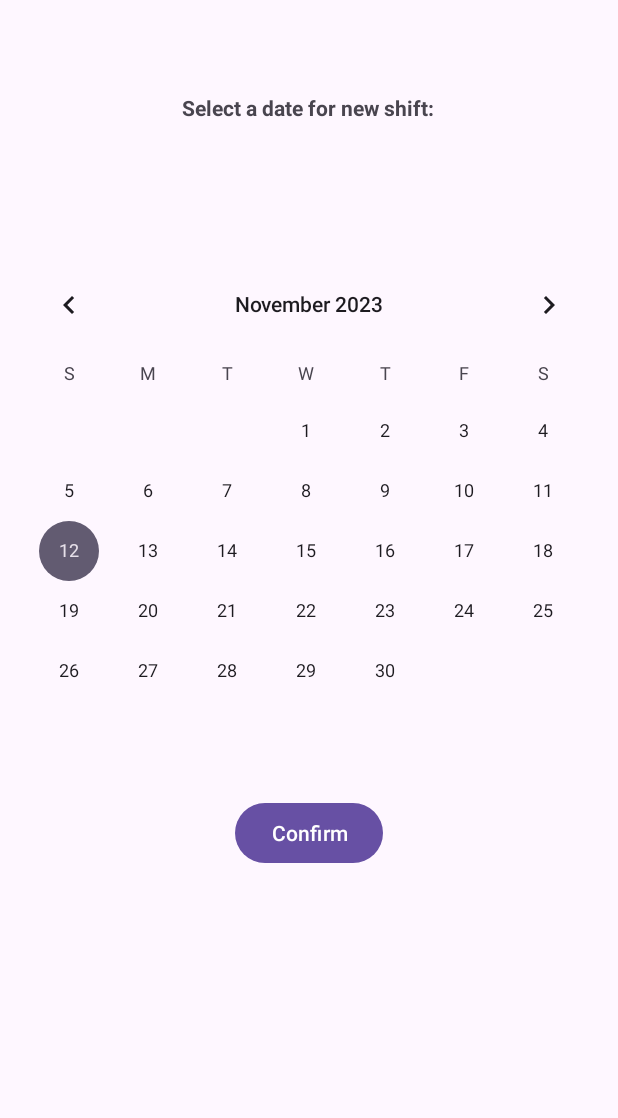
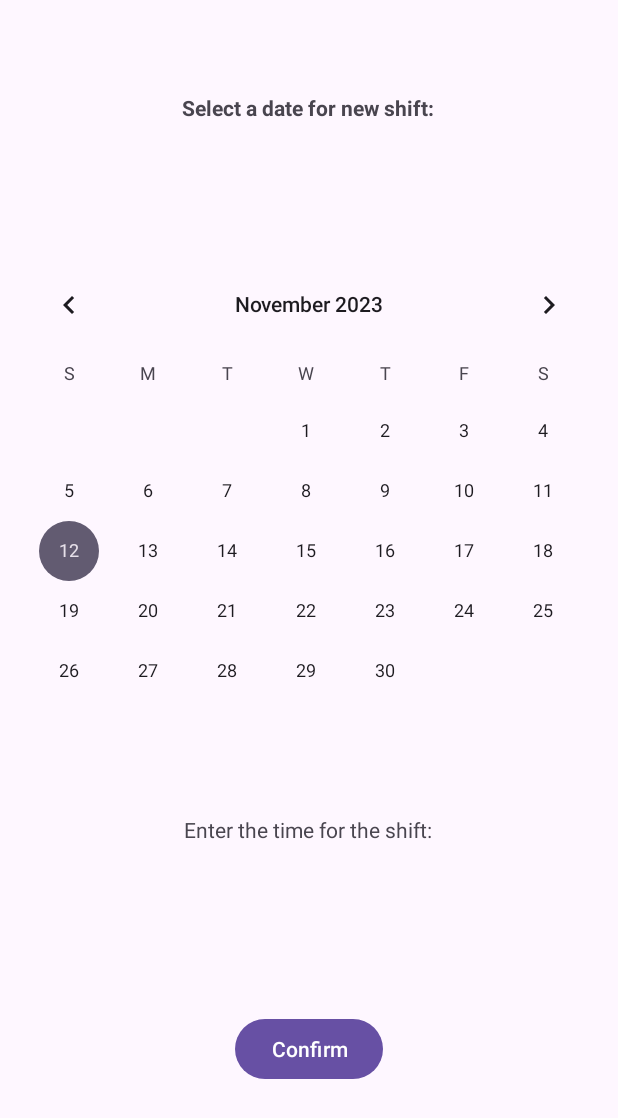
Before and after one commit to uOttawaSEGA2023/project-group-15, an Android app: the ShiftCreation screen opened directly, with no data from a screen before it, on a phone screen of 412 x 824 dp. Shown: the top 1118 px of the screen. Run offline under Robolectric (Android 15) with nearby library versions, the phone set to English and light mode, and no system bars.

Commit message:
more changes

```diff
--- a/app/src/main/java/com/example/seg_2105_project/ShiftCreation.java
+++ b/app/src/main/java/com/example/seg_2105_project/ShiftCreation.java
@@ -82,6 +82,7 @@ public class ShiftCreation extends AppCompatActivity {
 
     public void onClickConfirmDate() {
         if (validDate) {
+            // Check if time is valid
             //addShift()
         }
     }
--- a/app/src/main/res/layout/activity_shift_creation.xml
+++ b/app/src/main/res/layout/activity_shift_creation.xml
@@ -35,10 +35,21 @@
         android:id="@+id/confirmDate"
         android:layout_width="wrap_content"
         android:layout_height="wrap_content"
-        android:layout_marginTop="24dp"
+        android:layout_marginTop="168dp"
         android:text="Confirm"
         app:layout_constraintEnd_toEndOf="parent"
         app:layout_constraintStart_toStartOf="parent"
         app:layout_constraintTop_toBottomOf="@+id/calendarView" />
 
+    <TextView
+        android:id="@+id/textView13"
+        android:layout_width="wrap_content"
+        android:layout_height="wrap_content"
+        android:layout_marginTop="36dp"
+        android:text="Enter the time for the shift:"
+        app:layout_constraintEnd_toEndOf="parent"
+        app:layout_constraintHorizontal_bias="0.497"
+        app:layout_constraintStart_toStartOf="parent"
+        app:layout_constraintTop_toBottomOf="@+id/calendarView" />
+
 </androidx.constraintlayout.widget.ConstraintLayout>
```
